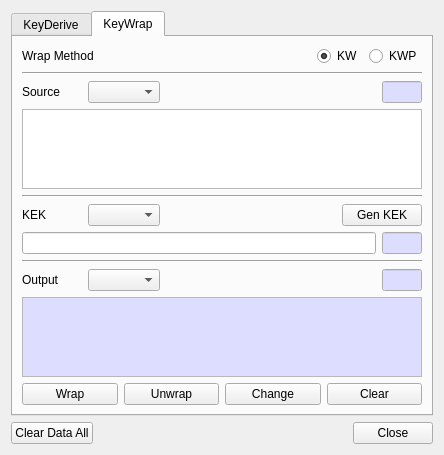
Before: the Qt Designer form BerEditor/key_man_dlg.ui in jykim74/BerEditor, drawn with Qt 5.
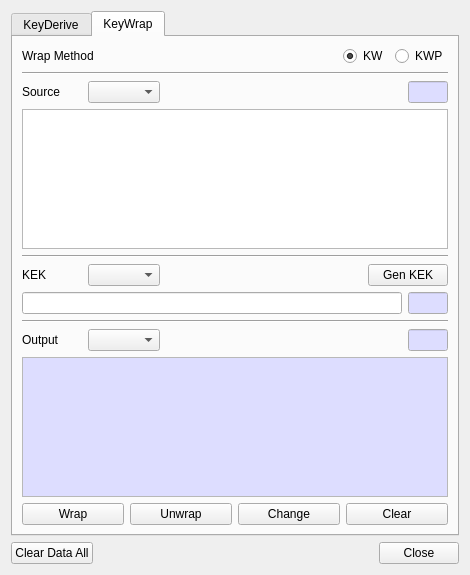
After: the same form once the commit is applied.

The edit to the form file:
```diff
--- a/BerEditor/key_man_dlg.ui
+++ b/BerEditor/key_man_dlg.ui
@@ -6,8 +6,8 @@
    <rect>
     <x>0</x>
     <y>0</y>
-    <width>442</width>
-    <height>455</height>
+    <width>470</width>
+    <height>575</height>
    </rect>
   </property>
   <property name="windowTitle">
```
Left out of the diff: 4 changed lines with no effect on the pictures.
